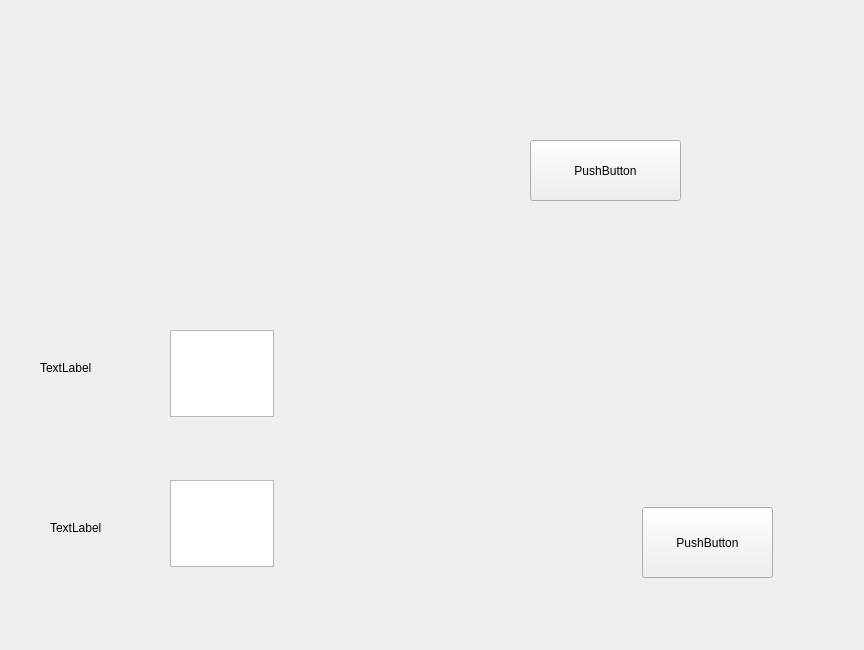
Old version of the form ui/diseño.ui in the repository UzielLopez/image-blurer.
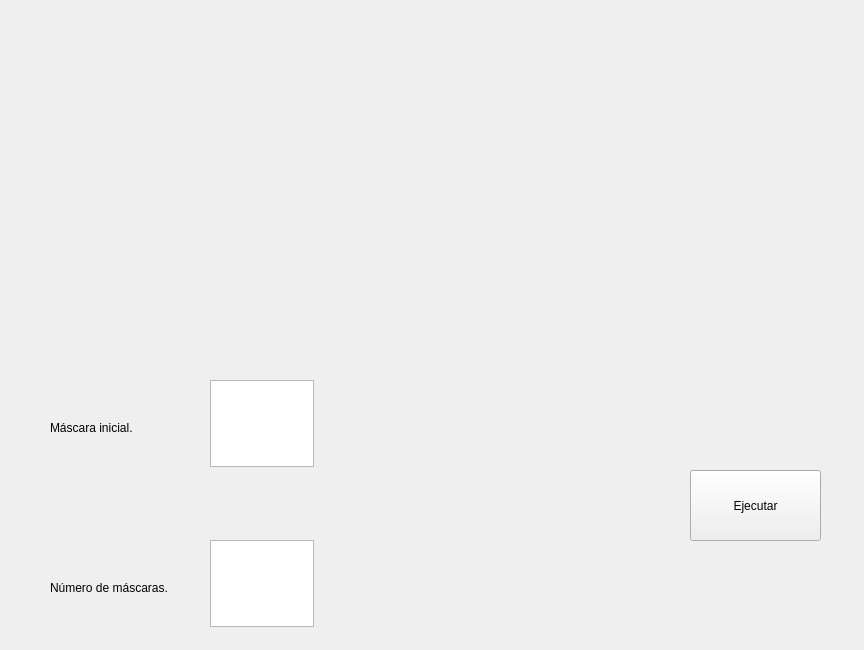
New version of the form.

```diff
--- a/ui/diseño.ui
+++ b/ui/diseño.ui
@@ -17,32 +17,19 @@
    <widget class="QWidget" name="verticalLayoutWidget">
     <property name="geometry">
      <rect>
-      <x>100</x>
-      <y>70</y>
-      <width>271</width>
-      <height>221</height>
+      <x>270</x>
+      <y>20</y>
+      <width>351</width>
+      <height>281</height>
      </rect>
     </property>
     <layout class="QVBoxLayout" name="verticalLayout"/>
    </widget>
-   <widget class="QPushButton" name="pushButton">
-    <property name="geometry">
-     <rect>
-      <x>530</x>
-      <y>140</y>
-      <width>151</width>
-      <height>61</height>
-     </rect>
-    </property>
-    <property name="text">
-     <string>PushButton</string>
-    </property>
-   </widget>
    <widget class="QTextEdit" name="textEdit">
     <property name="geometry">
      <rect>
-      <x>170</x>
-      <y>330</y>
+      <x>210</x>
+      <y>380</y>
       <width>104</width>
       <height>87</height>
      </rect>
@@ -51,8 +38,8 @@
    <widget class="QTextEdit" name="textEdit_2">
     <property name="geometry">
      <rect>
-      <x>170</x>
-      <y>480</y>
+      <x>210</x>
+      <y>540</y>
       <width>104</width>
       <height>87</height>
      </rect>
@@ -61,40 +48,66 @@
    <widget class="QLabel" name="label">
     <property name="geometry">
      <rect>
-      <x>40</x>
-      <y>360</y>
-      <width>55</width>
+      <x>50</x>
+      <y>420</y>
+      <width>101</width>
       <height>16</height>
      </rect>
     </property>
     <property name="text">
-     <string>TextLabel</string>
+     <string>Máscara inicial.</string>
     </property>
    </widget>
    <widget class="QLabel" name="label_2">
     <property name="geometry">
      <rect>
       <x>50</x>
-      <y>520</y>
-      <width>55</width>
+      <y>580</y>
+      <width>141</width>
       <height>16</height>
      </rect>
     </property>
     <property name="text">
-     <string>TextLabel</string>
+     <string>Número de máscaras.</string>
     </property>
    </widget>
    <widget class="QPushButton" name="ejecutar">
     <property name="geometry">
      <rect>
-      <x>642</x>
-      <y>507</y>
+      <x>690</x>
+      <y>470</y>
       <width>131</width>
       <height>71</height>
      </rect>
     </property>
     <property name="text">
-     <string>PushButton</string>
+     <string>Ejecutar</string>
+    </property>
+   </widget>
+   <widget class="QLabel" name="warning_1">
+    <property name="geometry">
+     <rect>
+      <x>360</x>
+      <y>400</y>
+      <width>221</width>
+      <height>41</height>
+     </rect>
+    </property>
+    <property name="text">
+     <string/>
+    </property>
+   </widget>
+   <widget class="QLabel" name="warning_2">
+    <property name="geometry">
+     <rect>
+      <x>360</x>
+      <y>570</y>
+      <width>221</width>
+      <height>41</height>
+     </rect>
+    </property>
+    <property name="text">
+     <string/>
     </property>
    </widget>
   </widget>
```
